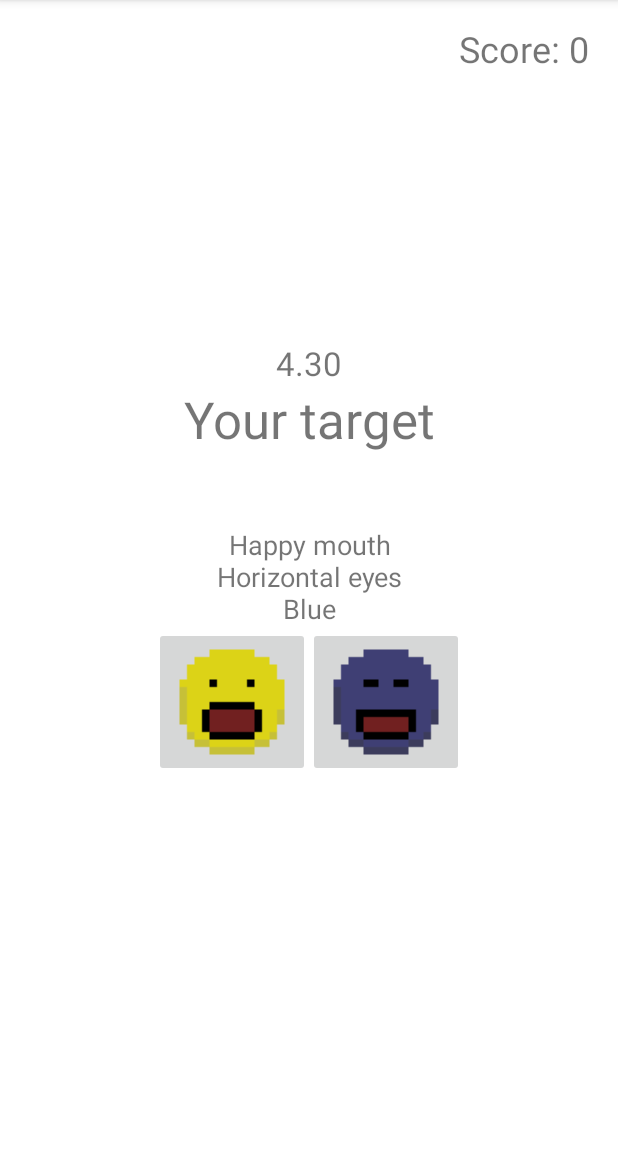
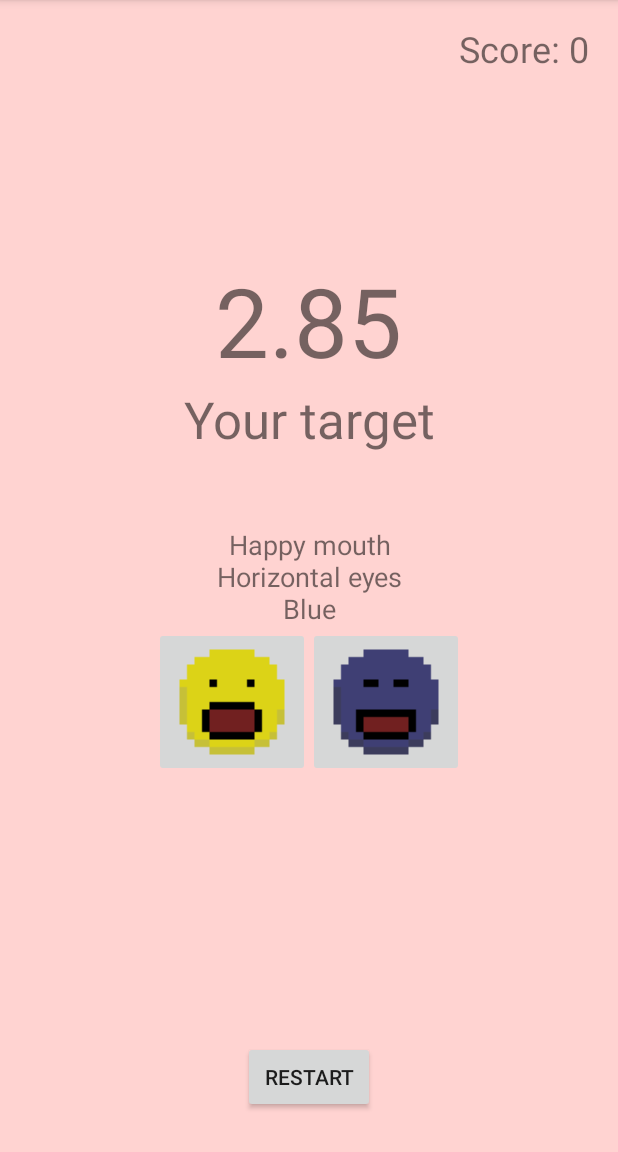
Before and after one commit to randomerz/mobile, an Android app: the screen it shows after launch (MainActivity), after a tap on "RESTART", on a phone screen of 412 x 824 dp, the part 84-1236 px from its top. Run offline under Robolectric (Android 15) with nearby library versions, the phone set to English and light mode, and no system bars.

Commit message:
gameover done

```diff
--- a/QuizApp/app/src/main/java/traf1/carrdaniel/quizapp/MainActivity.java
+++ b/QuizApp/app/src/main/java/traf1/carrdaniel/quizapp/MainActivity.java
@@ -10,7 +10,6 @@ import android.view.View;
 import android.widget.Button;
 import android.widget.ImageButton;
 import android.widget.TextView;
-import android.widget.Toast;
 
 import androidx.annotation.RequiresApi;
 import androidx.appcompat.app.AppCompatActivity;
@@ -275,15 +274,14 @@ public class MainActivity extends AppCompatActivity {
             }
             RestartChoices();
 
-            Toast toast = Toast.makeText(getApplicationContext(), correctMessages[random.nextInt(correctMessages.length)], Toast.LENGTH_SHORT);
-            toast.show();
-            // toast.setGravity(Gravity.TOP| Gravity.LEFT, 0, 0);
+            //Toast toast = Toast.makeText(getApplicationContext(), correctMessages[random.nextInt(correctMessages.length)], Toast.LENGTH_SHORT);
+            //toast.show();
             FlashScreenRedToWhite();
             return;
         }
         Log.i("quizResults", "Wrong");
         FlashScreenRedToRedLong();
-        GameOver("Wrong target", guys[choice]);
+        GameOver("Wrong target", guys[choice - 1]);
     }
 
     void RestartChoices() {
@@ -314,6 +312,14 @@ public class MainActivity extends AppCompatActivity {
                 int seconds = (int) (millisUntilFinished / 1000);
                 int ms = (int) ((millisUntilFinished % 1000) / 10);
                 timerText.setText(String.format("%d.%02d", seconds, ms));
+
+                if (millisUntilFinished < 4000) {
+                    float rate = 1 - ((float) millisUntilFinished / 4000);
+                    float r = 255 - ((255 - 255) * rate);
+                    float g = 255 - ((255 - 105) * rate);
+                    float b = 255 - ((255 - 97) * rate);
+                    cl.setBackgroundColor(Color.rgb((int) r, (int) g, (int) b));
+                }
             }
 
             public void onFinish() {
@@ -414,8 +420,16 @@ public class MainActivity extends AppCompatActivity {
         i.putExtra("score", scoreValue);
         i.putExtra("gameOverReason", reason);
         i.putExtra("targetGuy", guys[targetNumber]);
+        i.putExtra("targetGuyc", colorSprite[guys[targetNumber].colorInd]);
+        i.putExtra("targetGuye", eyeSprite[guys[targetNumber].eyeInd]);
+        i.putExtra("targetGuym", mouthSprite[guys[targetNumber].mouthInd]);
         i.putExtra("youHitGuy", hit);
-        startActivity(i);
+        if (hit != null) {
+            i.putExtra("youHitGuyc", colorSprite[hit.colorInd]);
+            i.putExtra("youHitGuye", eyeSprite[hit.eyeInd]);
+            i.putExtra("youHitGuym", mouthSprite[hit.mouthInd]);
+        }
+        startActivityForResult(i, 100);
 
         /*
         if (scoreValue > highScoreValue) {
@@ -425,15 +439,28 @@ public class MainActivity extends AppCompatActivity {
         else
             highScoreText.setText(String.format("%s: %d", getString(R.string.score), scoreValue));
         */
+    }
+
+    @Override
+    protected void onPause() {
+        super.onPause();
+
+        Log.i("guy", "PAUSED!!!!!!!!!!!!!!!!!!!!!!");
+    }
+
+    @Override
+    protected void onResume() {
+        super.onResume();
+
         RestartGame();
     }
 
     void RestartGame() {
         scoreValue = 0;
         scoreText.setText(String.format("%s: %d", getString(R.string.score), scoreValue));
-        gameOverText.setVisibility(View.GONE);
-        highScoreText.setVisibility(View.GONE);
-        restartButton.setVisibility(View.GONE);
+        //gameOverText.setVisibility(View.GONE);
+        //highScoreText.setVisibility(View.GONE);
+        //restartButton.setVisibility(View.GONE);
         for (int i = 2; i < 8; i++) {
             mouthButtons[i].setVisibility(View.GONE);
             eyeButtons[i].setVisibility(View.GONE);
--- a/QuizApp/app/src/main/java/traf1/carrdaniel/quizapp/game_over.java
+++ b/QuizApp/app/src/main/java/traf1/carrdaniel/quizapp/game_over.java
@@ -2,6 +2,7 @@ package traf1.carrdaniel.quizapp;
 
 import android.content.Intent;
 import android.os.Bundle;
+import android.util.Log;
 import android.view.View;
 import android.widget.Button;
 import android.widget.ImageButton;
@@ -41,6 +42,43 @@ public class game_over extends AppCompatActivity {
         scoreText = findViewById(R.id.yourScore);
         highScoreText = findViewById(R.id.highScore);
 
+        Intent intent = getIntent();
+        int scoreValue = intent.getIntExtra("score", 0);
+        String reason = intent.getStringExtra("gameOverReason");
+        Guy targetGuy = (Guy) intent.getSerializableExtra("targetGuy");
+        Guy hitGuy    = (Guy) intent.getSerializableExtra("youHitGuy");
+        int targetGuyc = intent.getIntExtra("targetGuyc", -1);
+        int targetGuye = intent.getIntExtra("targetGuye", -1);
+        int targetGuym = intent.getIntExtra("targetGuym", -1);
+        int hitGuyc = intent.getIntExtra("youHitGuyc", -1);
+        int hitGuye = intent.getIntExtra("youHitGuye", -1);
+        int hitGuym = intent.getIntExtra("youHitGuym", -1);
+
+        scoreText.setText(String.format("%s: %d", getString(R.string.score), scoreValue));
+        if (scoreValue > highScore) {
+            highScore = scoreValue;
+            highScoreText.setText(String.format("* %s: %d *", getString(R.string.high_score), scoreValue));
+        }
+        else
+            highScoreText.setText(String.format("%s: %d", getString(R.string.high_score), scoreValue));
+
+        targetc.setImageResource(targetGuyc);
+        targete.setImageResource(targetGuye);
+        targetm.setImageResource(targetGuym);
+        if (hitGuy == null) {
+            nothingText.setVisibility(View.VISIBLE);
+            hite.setVisibility(View.GONE);
+            hitm.setVisibility(View.GONE);
+            hitc.setImageResource(R.drawable.c0);
+        }
+        else {
+            nothingText.setVisibility(View.GONE);
+            hite.setVisibility(View.VISIBLE);
+            hitm.setVisibility(View.VISIBLE);
+            hitc.setImageResource(hitGuyc);
+            hite.setImageResource(hitGuye);
+            hitm.setImageResource(hitGuym);
+        }
 
         resetButton.setOnClickListener(new View.OnClickListener() {
             @Override
@@ -48,46 +86,6 @@ public class game_over extends AppCompatActivity {
                 finish();
             }
         });
-    }
-
-    protected void onActivityResult(int requestCode, int resultCode, Intent resultIntent) {
-        //super.onActivityResult(requestCode, resultCode, resultIntent);
-        if(resultCode == 100){
-
-            // Storing result in a variable called myvar
-            // get("website") 'website' is the key value result data
-            int scoreValue = resultIntent.getIntExtra("score", 0);
-            String reason = resultIntent.getStringExtra("gameOverReason");
-            Guy targetGuy = (Guy) resultIntent.getSerializableExtra("targetGuy");
-            Guy hitGuy    = (Guy) resultIntent.getSerializableExtra("youHitGuy");
-
-            scoreText.setText(String.format("* %s: %d *", getString(R.string.score), scoreValue));
-            if (scoreValue > highScore) {
-                highScore = scoreValue;
-                highScoreText.setText(String.format("* %s: %d *", getString(R.string.high_score), scoreValue));
-            }
-            else
-                highScoreText.setText(String.format("%s: %d", getString(R.string.high_score), scoreValue));
-
-            targetc.setImageResource(mouthSprite[g.mouthInd]);
-            targete.setImageResource(eyeSprite[g.eyeInd]);
-            targetm.setImageResource(colorSprite[g.colorInd]);
-            if (hitGuy == null) {
-                nothingText.setVisibility(View.VISIBLE);
-                hitc.setVisibility(View.GONE);
-                hite.setVisibility(View.GONE);
-                hitm.setVisibility(View.GONE);
-            }
-            else {
-                nothingText.setVisibility(View.GONE);
-                hitc.setVisibility(View.VISIBLE);
-                hite.setVisibility(View.VISIBLE);
-                hitm.setVisibility(View.VISIBLE);
-                hitc.setImageResource(mouthSprite[g.mouthInd]);
-                hite.setImageResource(eyeSprite[g.eyeInd]);
-                hitm.setImageResource(colorSprite[g.colorInd]);
-            }
-        }
-
+        Log.i("guy", hitGuyc + "");
     }
 }
--- a/QuizApp/app/src/main/res/layout/activity_main.xml
+++ b/QuizApp/app/src/main/res/layout/activity_main.xml
@@ -25,8 +25,9 @@
         android:layout_width="wrap_content"
         android:layout_height="wrap_content"
         android:text="0"
-        android:textSize="22sp"
+        android:textSize="64sp"
         app:layout_constraintBottom_toTopOf="@+id/yourTarget"
+        app:layout_constraintHorizontal_bias="0.498"
         app:layout_constraintLeft_toLeftOf="parent"
         app:layout_constraintRight_toRightOf="parent" />
 
```
